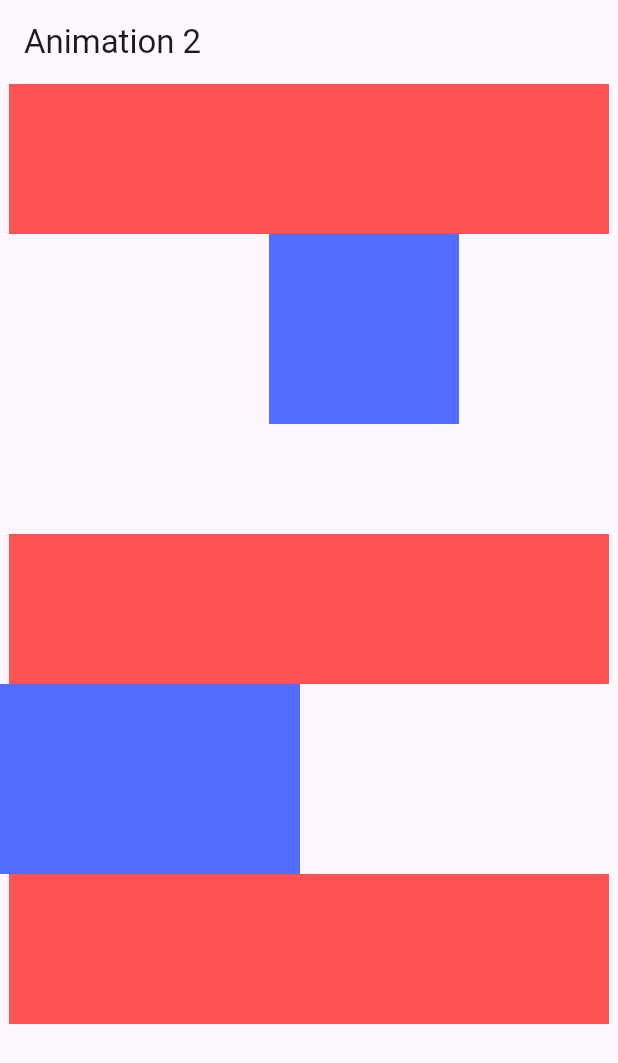
After one commit to RGLie/mouse_hover_interaction, a Flutter app: the Animation2 screen opened directly, on a phone screen of 412 x 824 dp. The commit adds this screen. Shown: the top 1063 px of the screen. Run offline on Flutter 3.47's test engine with Material 2 defaults, Android fonts, the phone set to English and light mode, and no system bars.

Commit message:
add example animations

```diff
--- /dev/null
+++ b/mouse_hover/lib/eg_animation/animation2.dart
@@ -0,0 +1,87 @@
+import 'package:flutter/material.dart';
+
+class Animation2 extends StatefulWidget {
+  const Animation2({Key? key}) : super(key: key);
+
+  @override
+  _Animation2State createState() => _Animation2State();
+}
+
+class _Animation2State extends State<Animation2> with SingleTickerProviderStateMixin{
+  late AnimationController _animationController;
+
+  @override
+  void initState() {
+    super.initState();
+    _animationController = AnimationController(
+      duration: Duration(seconds: 3),
+      vsync: this
+    );
+    _animationController.repeat();
+  }
+
+  @override
+  void dispose(){
+    _animationController.dispose();
+    super.dispose();
+
+  }
+
+
+
+  @override
+  Widget build(BuildContext context) {
+    return Scaffold(
+      appBar: AppBar(
+        title: Text("Animation 2"),
+      ),
+      body: _buildbody(),
+    );
+  }
+
+  Widget _buildbody() {
+    Animation<double> _animation = Tween(begin: 0.0, end: 1.0).animate(_animationController);
+    return Center(
+      //size, rotation, position, rotation
+      child: Column(
+        children: [
+          Container(
+            width: 400,
+            height: 100,
+            color: Colors.redAccent,
+          ),
+          ScaleTransition(
+            scale: _animation,
+            alignment: Alignment.topRight,
+            child: Container(
+              width: 200,
+              height: 200,
+              color: Colors.indigoAccent,
+            ),
+          ),
+          Container(
+            width: 400,
+            height: 100,
+            color: Colors.redAccent,
+          ),
+          SizeTransition(
+            sizeFactor: _animation,
+            //axis: Axis.horizontal,
+            //axisAlignment: 0,
+            child: Container(
+              width: 200,
+              height: 200,
+              color: Colors.indigoAccent,
+              child: Text("fadfd"),
+            ),
+          ),
+          Container(
+            width: 400,
+            height: 100,
+            color: Colors.redAccent,
+          ),
+        ],
+      ),
+    );
+  }
+}
--- a/mouse_hover/lib/main.dart
+++ b/mouse_hover/lib/main.dart
@@ -1,5 +1,6 @@
 import 'package:flutter/material.dart';
 import 'package:mouse_hover/button.dart';
+import 'package:mouse_hover/eg_animation/animation_home.dart';
 import 'package:mouse_hover/hover_provider.dart';
 import 'package:provider/provider.dart';
 
@@ -137,7 +138,10 @@ class _MyHomePageState extends State<MyHomePage> {
         ),
       ),
       floatingActionButton: FloatingActionButton(
-        onPressed: _incrementCounter,
+        onPressed: (){
+          _incrementCounter();
+          Navigator.of(context).push(MaterialPageRoute(builder: (context) => AnimationHomePage() ));
+        },
         tooltip: 'Increment',
         child: const Icon(Icons.add),
       ), // This trailing comma makes auto-formatting nicer for build methods.
```
Also changed, not shown: mouse_hover/lib/eg_animation/animation1.dart (added, +63 -0 lines), mouse_hover/lib/eg_animation/animation1_1.dart (added, +24 -0 lines), mouse_hover/lib/eg_animation/animation3.dart (added, +56 -0 lines), mouse_hover/lib/eg_animation/animation4.dart (added, +63 -0 lines), mouse_hover/lib/eg_animation/animation5.dart (added, +90 -0 lines), mouse_hover/lib/eg_animation/animation6.dart (added, +72 -0 lines), mouse_hover/lib/eg_animation/animation7.dart (added, +57 -0 lines), mouse_hover/lib/eg_animation/animation8.dart (added, +54 -0 lines), mouse_hover/lib/eg_animation/animation_home.dart (added, +69 -0 lines).
